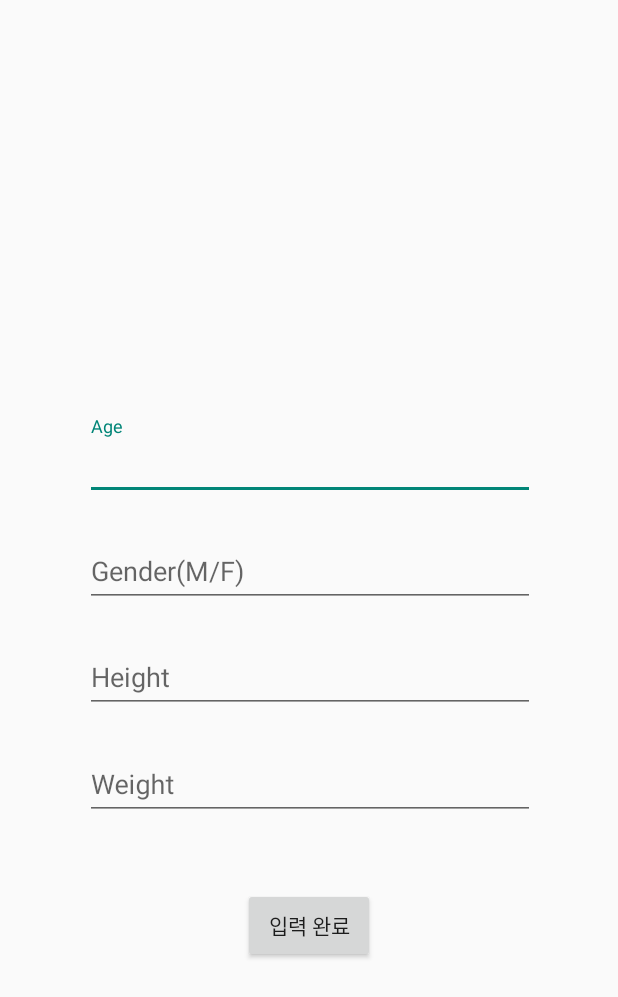
After one commit to WeGlonD/gogo, an Android app: the InfoActivity screen opened directly, with no data from a screen before it, on a phone screen of 412 x 824 dp. The commit adds this screen. Shown: the top 997 px of the screen. Run offline under Robolectric (Android 15) with nearby library versions, the phone set to English and light mode, and no system bars; our stand-ins replace Firebase (no records; nobody signed in at launch, a user with empty details on screens opened directly).

Commit message:
다른경로까지

```diff
--- a/app/build.gradle
+++ b/app/build.gradle
@@ -69,6 +69,7 @@ dependencies {
     implementation 'androidx.lifecycle:lifecycle-livedata-ktx:2.6.2'
     implementation 'androidx.lifecycle:lifecycle-viewmodel-ktx:2.6.2'
     implementation 'androidx.databinding:databinding-runtime:8.1.2'
+    implementation 'com.google.firebase:firebase-storage-ktx:20.2.1'
     testImplementation 'junit:junit:4.13.2'
     androidTestImplementation 'androidx.test.ext:junit:1.1.5'
     androidTestImplementation 'androidx.test.espresso:espresso-core:3.5.1'
--- a/app/src/main/java/com/example/gogo/MainActivity.kt
+++ b/app/src/main/java/com/example/gogo/MainActivity.kt
@@ -3,6 +3,8 @@ package com.example.gogo
 import android.content.Intent
 import android.os.Bundle
 import androidx.activity.ComponentActivity
+import androidx.core.view.GravityCompat
+import androidx.drawerlayout.widget.DrawerLayout
 import com.example.gogo.databinding.ActivityMainBinding
 import com.google.firebase.auth.FirebaseAuth
 import com.google.firebase.auth.ktx.auth
@@ -38,5 +40,9 @@ class MainActivity : ComponentActivity() {
             val intent = Intent(this, Calender::class.java)
             startActivity(intent)
         }
+        binding.button05.setOnClickListener {
+            val intent = Intent(this, InfoActivity::class.java)
+            startActivity(intent)
+        }
     }
 }
--- a/app/src/main/java/com/example/gogo/RestaurantActivity.kt
+++ b/app/src/main/java/com/example/gogo/RestaurantActivity.kt
@@ -59,7 +59,6 @@ class RestaurantActivity: AppCompatActivity() {
                     val foodItem = dataSnapshot.getValue(FoodItem::class.java)
                     foodItemList.add(foodItem!!)
                 }
-
                 mcAdapter.notifyDataSetChanged()
             }
 
--- /dev/null
+++ b/app/src/main/res/layout/activity_userinfo.xml
@@ -0,0 +1,97 @@
+<?xml version="1.0" encoding="utf-8"?>
+<androidx.constraintlayout.widget.ConstraintLayout xmlns:android="http://schemas.android.com/apk/res/android"
+    android:layout_width="match_parent"
+    android:layout_height="match_parent"
+    xmlns:tools="http://schemas.android.com/tools"
+    xmlns:app="http://schemas.android.com/apk/res-auto">
+
+    <androidx.constraintlayout.widget.ConstraintLayout
+        android:id="@+id/full_layout"
+        android:layout_width="500dp"
+        android:layout_height="300dp"
+        app:layout_constraintTop_toTopOf="parent"
+        app:layout_constraintBottom_toBottomOf="parent"
+        app:layout_constraintStart_toStartOf="parent"
+        app:layout_constraintEnd_toEndOf="parent">
+
+    <com.google.android.material.textfield.TextInputLayout
+        android:id="@+id/text_age"
+        android:layout_width="match_parent"
+        android:layout_height="wrap_content"
+        android:layout_marginLeft="100dp"
+        android:layout_marginRight="100dp"
+        app:layout_constraintTop_toTopOf="parent"
+        app:layout_constraintBottom_toTopOf="@+id/text_gender">
+
+        <EditText
+            android:id="@+id/text_age1"
+            android:layout_width="match_parent"
+            android:layout_height="wrap_content"
+            android:hint="Age"
+            tools:ignore="TouchTargetSizeCheck" />
+    </com.google.android.material.textfield.TextInputLayout>
+
+    <com.google.android.material.textfield.TextInputLayout
+        android:id="@+id/text_gender"
+        android:layout_width="match_parent"
+        android:layout_height="wrap_content"
+        android:layout_marginLeft="100dp"
+        android:layout_marginRight="100dp"
+        app:layout_constraintTop_toBottomOf="@id/text_age"
+        app:layout_constraintBottom_toTopOf="@id/text_height">
+
+        <EditText
+            android:id="@+id/text_gender1"
+            android:layout_width="match_parent"
+            android:layout_height="wrap_content"
+            android:hint="Gender(M/F)"
+            tools:ignore="TouchTargetSizeCheck" />
+    </com.google.android.material.textfield.TextInputLayout>
+
+    <com.google.android.material.textfield.TextInputLayout
+        android:id="@+id/text_height"
+        android:layout_width="match_parent"
+        android:layout_height="wrap_content"
+        android:layout_marginLeft="100dp"
+        android:layout_marginRight="100dp"
+        app:layout_constraintTop_toBottomOf="@id/text_gender"
+        app:layout_constraintBottom_toTopOf="@id/text_weight">
+
+        <EditText
+            android:id="@+id/text_height1"
+            android:layout_width="match_parent"
+            android:layout_height="wrap_content"
+            android:hint="Height"
+            tools:ignore="TouchTargetSizeCheck" />
+    </com.google.android.material.textfield.TextInputLayout>
+
+    <com.google.android.material.textfield.TextInputLayout
+        android:id="@+id/text_weight"
+        android:layout_width="match_parent"
+        android:layout_height="wrap_content"
+        android:layout_marginLeft="100dp"
+        android:layout_marginRight="100dp"
+        app:layout_constraintTop_toBottomOf="@id/text_height"
+        app:layout_constraintBottom_toBottomOf="parent">
+
+        <EditText
+            android:id="@+id/text_weight1"
+            android:layout_width="match_parent"
+            android:layout_height="wrap_content"
+            android:hint="Weight"
+            tools:ignore="TouchTargetSizeCheck" />
+    </com.google.android.material.textfield.TextInputLayout>
+    </androidx.constraintlayout.widget.ConstraintLayout>
+
+    <Button
+        android:id="@+id/info_confirm"
+        android:layout_width="wrap_content"
+        android:layout_height="50dp"
+        android:layout_gravity="center"
+        android:layout_marginTop="30dp"
+        android:text="입력 완료"
+        app:layout_constraintTop_toBottomOf="@id/full_layout"
+        app:layout_constraintStart_toStartOf="@id/full_layout"
+        app:layout_constraintEnd_toEndOf="@id/full_layout"/>
+
+</androidx.constraintlayout.widget.ConstraintLayout>
```
Also changed, not shown: app/src/main/AndroidManifest.xml (+5 -6 lines), app/src/main/java/com/example/gogo/InfoActivity.kt (added, +126 -0 lines), app/src/main/java/com/example/gogo/UserInfo.kt (added, +8 -0 lines), app/src/main/res/layout/activity_main.xml (+21 -0 lines), app/src/main/res/layout/activity_mc.xml (deleted, +0 -21 lines).
